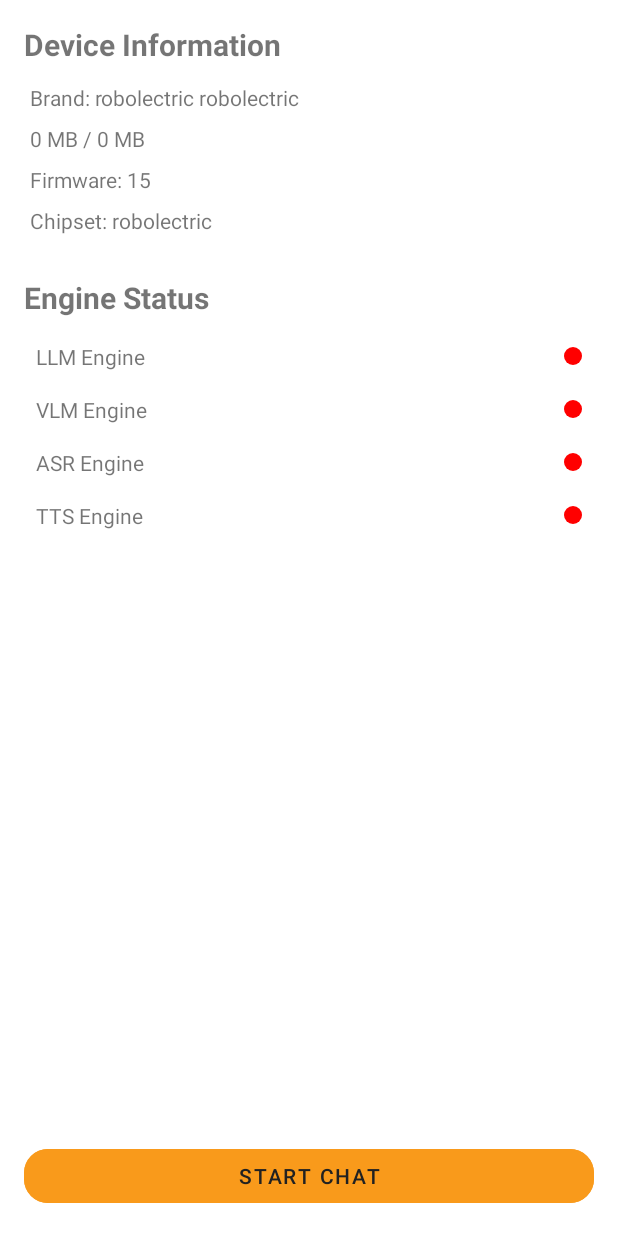
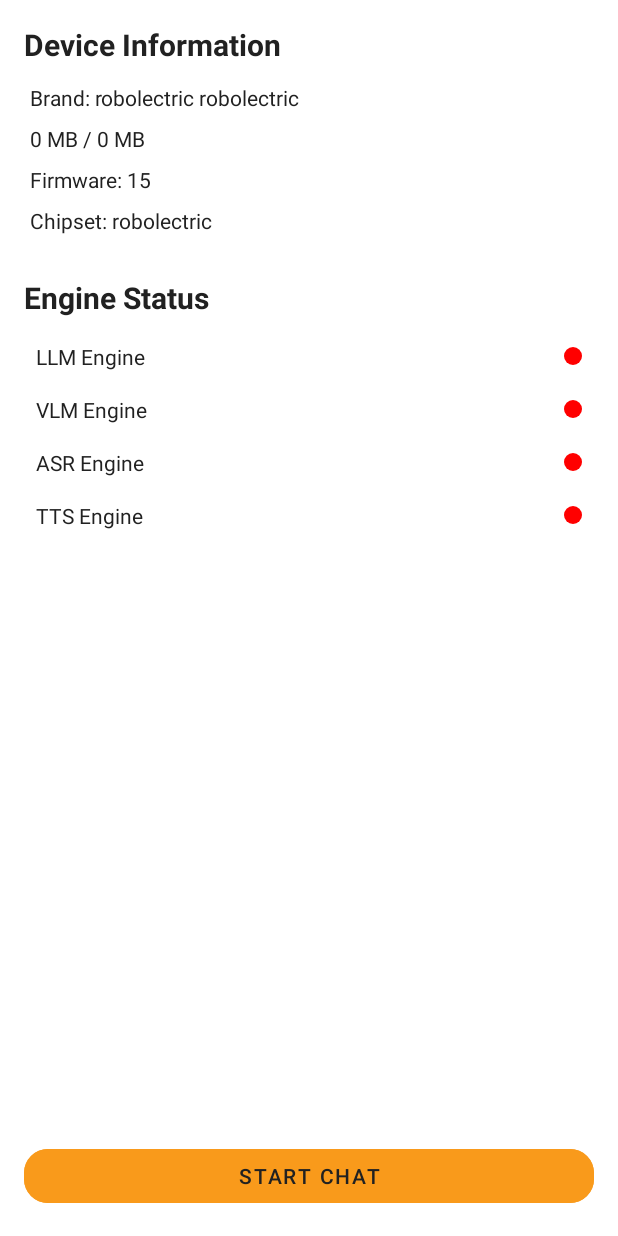
Before and after one commit to muxi1998/GAI-android, an Android app: the screen it shows after launch (MainActivity), on a phone screen of 412 x 824 dp. Run offline under Robolectric (Android 15) with nearby library versions, the phone set to English and light mode, and no system bars; 4 statements that could not run were skipped.

Commit message:
[UI] fix: color of text showning in different phone

```diff
--- a/app/src/main/res/values/themes.xml
+++ b/app/src/main/res/values/themes.xml
@@ -12,8 +12,11 @@
         <item name="colorSurface">@color/surface</item>
 
         <!-- Text colors -->
+        <item name="android:textColor">@color/text_primary</item>
         <item name="android:textColorPrimary">@color/text_primary</item>
         <item name="android:textColorSecondary">@color/text_secondary</item>
+        <item name="android:textColorHint">@color/text_secondary</item>
+
 
         <!-- Status bar color -->
         <item name="android:statusBarColor">?attr/colorPrimaryVariant</item>
@@ -23,8 +26,8 @@
         <item name="android:navigationBarColor">@color/background</item>
         <item name="android:windowLightNavigationBar">true</item>
 
-        <!-- Popup Menu Style -->
-        <!-- <item name="popupMenuStyle">@style/PopupMenuStyle</item> -->
+        <!-- Force light theme -->
+        <item name="android:forceDarkAllowed">false</item>
     </style>
 
     <!-- Popup Menu Styles -->
```
